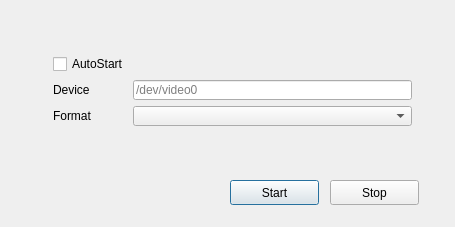
Old version of the form src/v4l2sinkproperties.ui in the repository CatxFish/obs-v4l2sink.
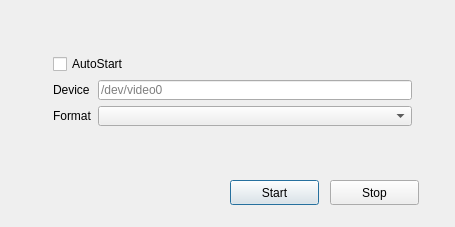
New version of the form.

What changed in the file:
```diff
--- a/src/v4l2sinkproperties.ui
+++ b/src/v4l2sinkproperties.ui
@@ -63,7 +63,7 @@
         <item>
          <widget class="QLabel" name="label_device">
           <property name="text">
-           <string>Device           </string>
+           <string>Device</string>
           </property>
          </widget>
         </item>
```
